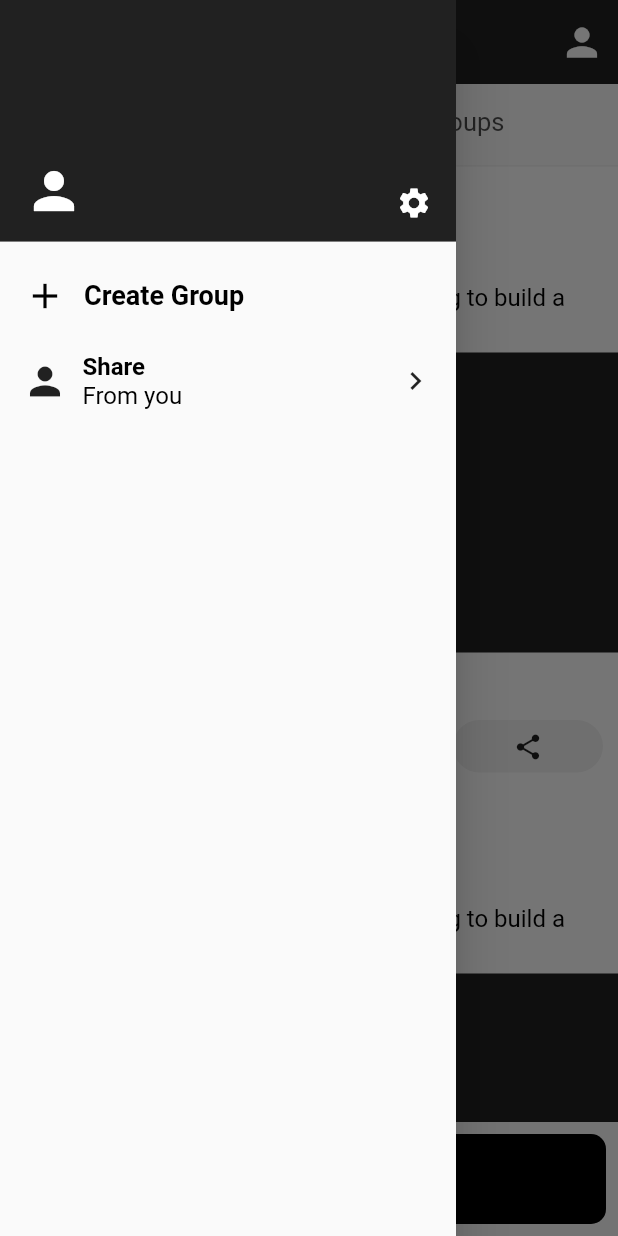
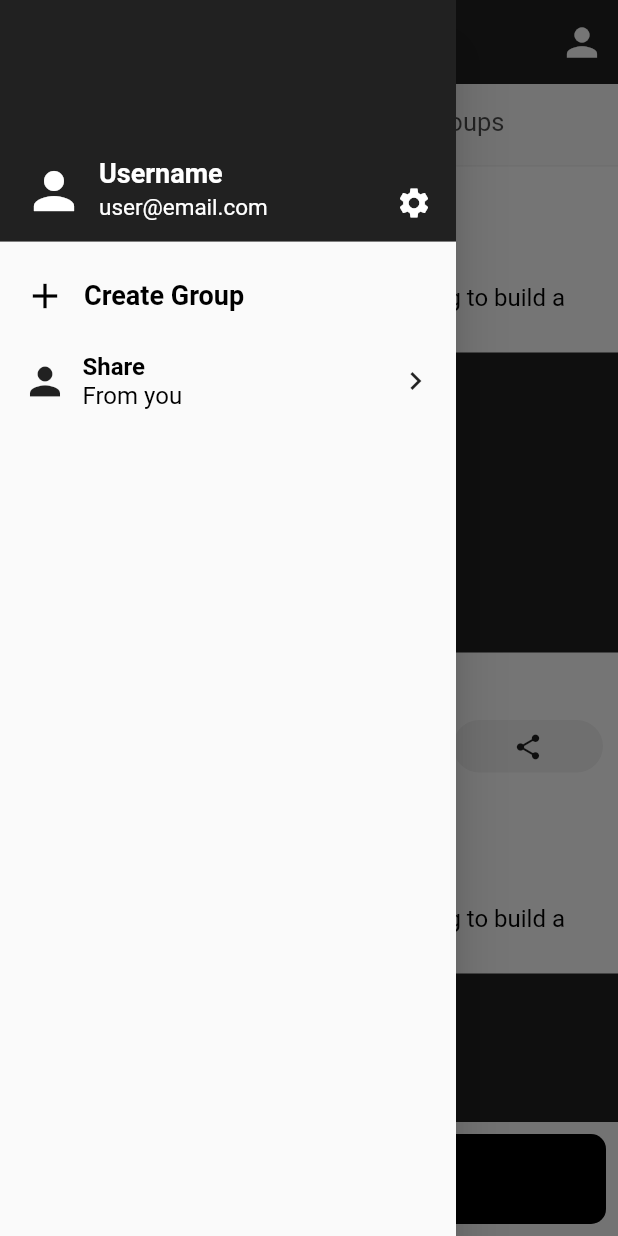
Before and after one commit to jahidul96/Memory_ShareApp_Flutter, a Flutter app: the screen it shows once a user with an empty profile is signed in, with the side drawer open, on a phone screen of 412 x 824 dp. Run offline on Flutter 3.47's test engine with Material 2 defaults, Android fonts, the phone set to English and light mode, and no system bars; our stand-ins replace cloud_firestore, firebase_auth, firebase_core, firebase_storage, image_picker; accounts and stored records are empty.

Commit message:
user data fetch bug resolved

```diff
--- a/lib/models/user_model.dart
+++ b/lib/models/user_model.dart
@@ -1,5 +1,3 @@
-import 'dart:convert';
-
 class UserModel {
   String profilePic;
   String id;
--- a/lib/provider/user_provider.dart
+++ b/lib/provider/user_provider.dart
@@ -1,4 +1,3 @@
-import 'package:firebase_auth/firebase_auth.dart';
 import 'package:flutter/material.dart';
 import 'package:memoryapp/models/user_model.dart';
 
--- a/lib/screens/home.dart
+++ b/lib/screens/home.dart
@@ -1,6 +1,3 @@
-import 'dart:convert';
-
-import 'package:firebase_auth/firebase_auth.dart';
 import 'package:flutter/material.dart';
 import 'package:memoryapp/models/user_model.dart';
 import 'package:memoryapp/provider/user_provider.dart';
@@ -9,6 +6,7 @@ import 'package:memoryapp/screens/group/single_group_details.dart';
 import 'package:memoryapp/screens/post.dart';
 import 'package:memoryapp/screens/profile.dart';
 import 'package:memoryapp/utils/app_colors.dart';
+import 'package:memoryapp/widgets/confirmation_dialoge_model.dart';
 import 'package:memoryapp/widgets/custome_button.dart';
 import 'package:memoryapp/widgets/simple_reuseable_widgets.dart';
 import 'package:memoryapp/widgets/text_comp.dart';
@@ -26,10 +24,10 @@ class HomeScreen extends StatefulWidget {
 }
 
 class _HomeScreenState extends State<HomeScreen> {
-  late UserModel userData;
+  UserModel userData =
+      UserModel(profilePic: "", id: "", email: "", username: "");
   @override
   void initState() {
-    // TODO: implement initState
     super.initState();
     getUserData();
   }
@@ -43,7 +41,10 @@ class _HomeScreenState extends State<HomeScreen> {
         userData = UserModel.fromMap(data);
       });
     } catch (e) {
-      print("error is occured");
+      // print("error is occured");
+      alertUser(
+          context: context,
+          alertText: "some error when fetching user infomation");
     }
   }
 
@@ -176,18 +177,22 @@ class _HomeScreenState extends State<HomeScreen> {
                             mainAxisAlignment: MainAxisAlignment.end,
                             children: [
                               TextComp(
-                                text: userData.username.length > 12
-                                    ? "${userData.username.substring(0, 12).toUpperCase()}..."
-                                    : userData.username.toUpperCase(),
+                                text: userData.username == ""
+                                    ? "Username"
+                                    : userData.username.length > 12
+                                        ? "${userData.username.substring(0, 12).toUpperCase()}..."
+                                        : userData.username.toUpperCase(),
                                 color: Colors.white,
                                 fontweight: FontWeight.bold,
                                 size: 18,
                               ),
                               const SizedBox(height: 3),
                               TextComp(
-                                text: userData.email.length > 20
-                                    ? "${userData.email.substring(0, 19)}..."
-                                    : userData.email,
+                                text: userData.email == ""
+                                    ? "user@email.com"
+                                    : userData.email.length > 20
+                                        ? "${userData.email.substring(0, 19)}..."
+                                        : userData.email,
                                 color: Colors.white,
                                 fontweight: FontWeight.normal,
                                 size: 15,
```
